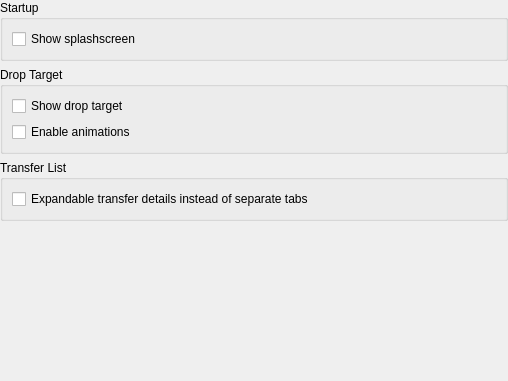
KDE/kget, file conf/dlgappearance.ui: the form before one commit.
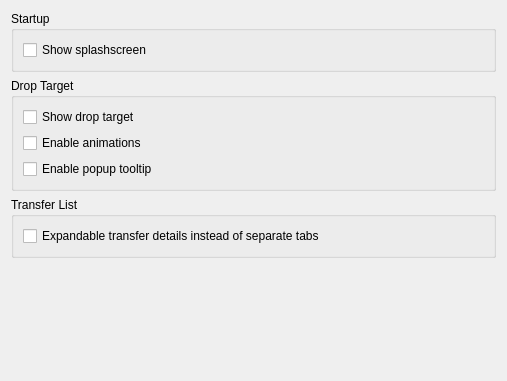
The form after the commit.

Commit message: Forgot to commit this, sorry..

What changed in the file:
```diff
--- a/conf/dlgappearance.ui
+++ b/conf/dlgappearance.ui
@@ -1,27 +1,24 @@
 <ui version="4.0" >
  <class>DlgAppearance</class>
- <widget class="QWidget" name="DlgAppearance" >
-  <property name="geometry" >
+ <widget class="QWidget" name="DlgAppearance">
+  <property name="geometry">
    <rect>
     <x>0</x>
     <y>0</y>
-    <width>508</width>
+    <width>507</width>
     <height>381</height>
    </rect>
   </property>
-  <layout class="QVBoxLayout" >
-   <property name="margin" >
-    <number>0</number>
-   </property>
-   <item>
-    <widget class="QGroupBox" name="startupGroup" >
-     <property name="title" >
+  <layout class="QGridLayout" name="gridLayout_4">
+   <item row="0" column="0">
+    <widget class="QGroupBox" name="startupGroup">
+     <property name="title">
       <string>Startup</string>
      </property>
-     <layout class="QVBoxLayout" >
-      <item>
-       <widget class="QCheckBox" name="kcfg_ShowSplashscreen" >
-        <property name="text" >
+     <layout class="QGridLayout" name="gridLayout_2">
+      <item row="0" column="0">
+       <widget class="QCheckBox" name="kcfg_ShowSplashscreen">
+        <property name="text">
          <string>Show splashscreen</string>
         </property>
        </widget>
@@ -29,38 +26,45 @@
      </layout>
     </widget>
    </item>
-   <item>
-    <widget class="QGroupBox" name="dropTargetGroup" >
-     <property name="title" >
+   <item row="1" column="0">
+    <widget class="QGroupBox" name="dropTargetGroup">
+     <property name="title">
       <string>Drop Target</string>
      </property>
-     <layout class="QVBoxLayout" >
-      <item>
-       <widget class="QCheckBox" name="kcfg_ShowDropTarget" >
-        <property name="text" >
-         <string>Show drop target</string>
-        </property>
-       </widget>
-      </item>
-      <item>
-       <widget class="QCheckBox" name="kcfg_AnimateDropTarget" >
-        <property name="text" >
+     <layout class="QGridLayout" name="gridLayout">
+      <item row="1" column="0">
+       <widget class="QCheckBox" name="kcfg_AnimateDropTarget">
+        <property name="text">
          <string>Enable animations</string>
         </property>
        </widget>
       </item>
+      <item row="2" column="0">
+       <widget class="QCheckBox" name="kcfg_EnablePopupTooltip">
+        <property name="text">
+         <string>Enable popup tooltip</string>
+        </property>
+       </widget>
+      </item>
+      <item row="0" column="0">
+       <widget class="QCheckBox" name="kcfg_ShowDropTarget">
+        <property name="text">
+         <string>Show drop target</string>
+        </property>
+       </widget>
+      </item>
      </layout>
     </widget>
    </item>
-   <item>
-    <widget class="QGroupBox" name="groupBox" >
-     <property name="title" >
+   <item row="2" column="0">
+    <widget class="QGroupBox" name="groupBox">
+     <property name="title">
       <string>Transfer List</string>
      </property>
-     <layout class="QGridLayout" >
-      <item row="0" column="0" >
-       <widget class="QCheckBox" name="kcfg_ShowExpandableTransferDetails" >
-        <property name="text" >
+     <layout class="QGridLayout" name="gridLayout_3">
+      <item row="0" column="0">
+       <widget class="QCheckBox" name="kcfg_ShowExpandableTransferDetails">
+        <property name="text">
          <string>Expandable transfer details instead of separate tabs</string>
         </property>
        </widget>
@@ -68,7 +72,7 @@
      </layout>
     </widget>
    </item>
-   <item>
+   <item row="3" column="0">
     <spacer>
      <property name="orientation" >
       <enum>Qt::Vertical</enum>
```
Left out of the diff: 15 changed lines with no effect on the pictures. The commit also changes 1 other file.
